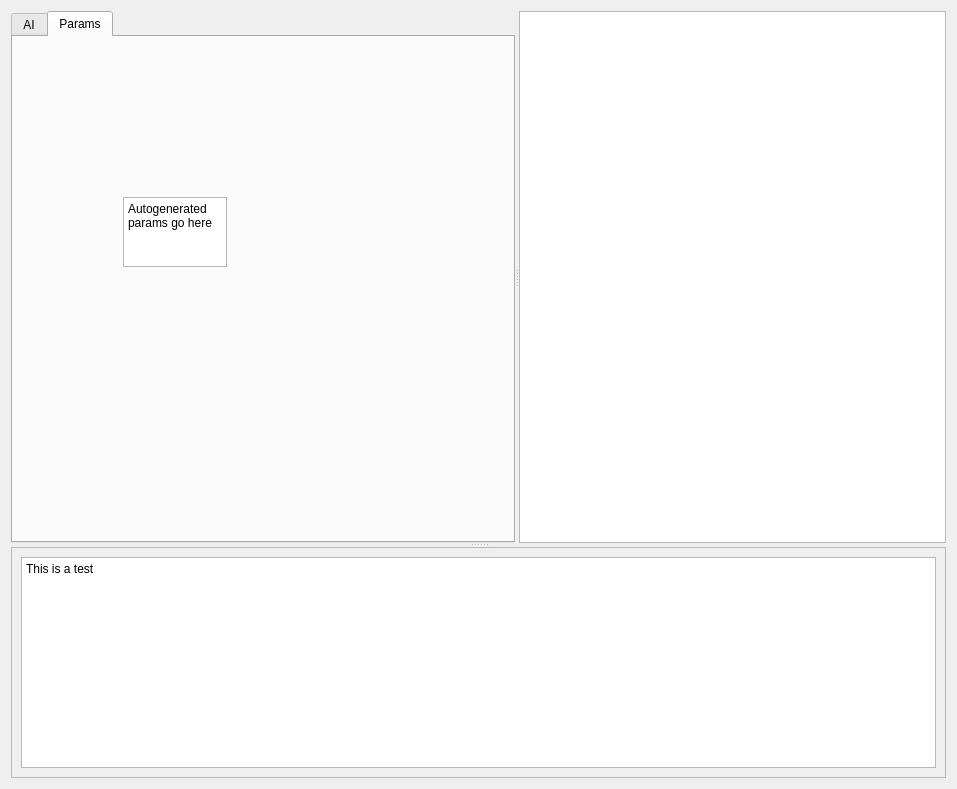
Before: the Qt Designer form src/thunderbots/software/gui/main_widget.ui in UBC-Thunderbots/Software, drawn with Qt 5.
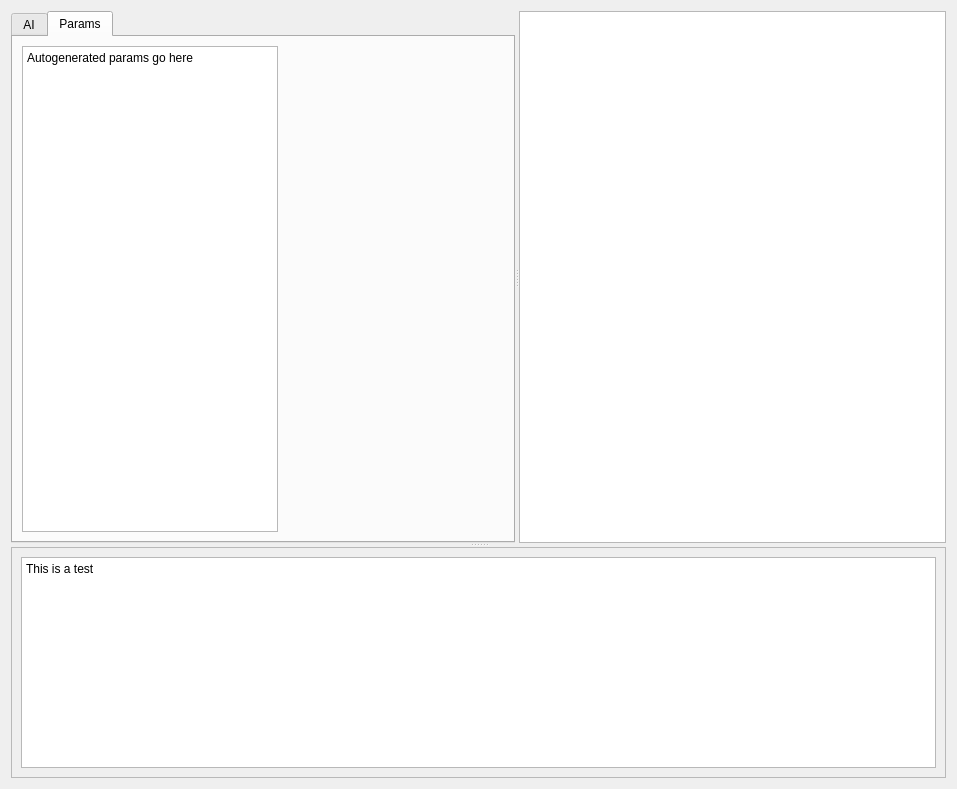
After: the same form once the commit is applied.

```diff
--- a/src/thunderbots/software/gui/main_widget.ui
+++ b/src/thunderbots/software/gui/main_widget.ui
@@ -25,7 +25,7 @@
       </property>
       <widget class="QTabWidget" name="tabWidget">
        <property name="sizePolicy">
-        <sizepolicy hsizetype="Preferred" vsizetype="Expanding">
+        <sizepolicy hsizetype="Maximum" vsizetype="Expanding">
          <horstretch>0</horstretch>
          <verstretch>0</verstretch>
         </sizepolicy>
@@ -149,14 +149,14 @@
         <attribute name="title">
          <string>Params</string>
         </attribute>
+        <layout class="QVBoxLayout" name="verticalLayout_3">
+         <item>
         <widget class="QTextEdit" name="textEdit_3">
-         <property name="geometry">
-          <rect>
-           <x>110</x>
-           <y>160</y>
-           <width>104</width>
-           <height>70</height>
-          </rect>
+           <property name="sizePolicy">
+            <sizepolicy hsizetype="Maximum" vsizetype="Expanding">
+             <horstretch>0</horstretch>
+             <verstretch>0</verstretch>
+            </sizepolicy>
          </property>
          <property name="html">
           <string>&lt;!DOCTYPE HTML PUBLIC &quot;-//W3C//DTD HTML 4.0//EN&quot; &quot;http://www.w3.org/TR/REC-html40/strict.dtd&quot;&gt;
@@ -166,6 +166,8 @@
 &lt;p style=&quot; margin-top:0px; margin-bottom:0px; margin-left:0px; margin-right:0px; -qt-block-indent:0; text-indent:0px;&quot;&gt;Autogenerated params go here&lt;/p&gt;&lt;/body&gt;&lt;/html&gt;</string>
          </property>
         </widget>
+         </item>
+        </layout>
        </widget>
       </widget>
       <widget class="QGraphicsView" name="graphicsView">
```
Left out of the diff: 4 changed lines with no effect on the pictures. Lines whose indentation alone changed are shown as unchanged.
